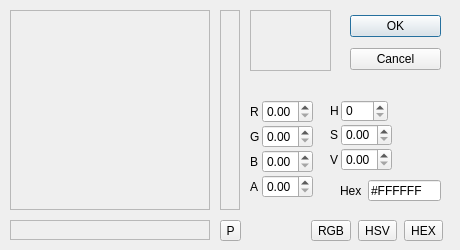
Qt form lib/gii/qt/controls/ColorPicker.ui (tommo/gii) before a commit.
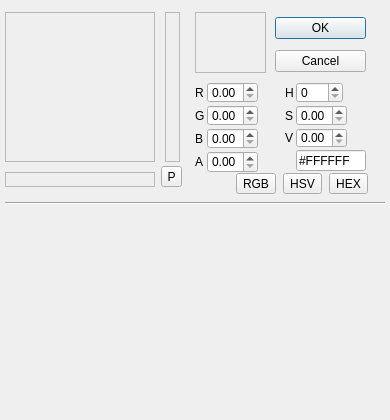
The same form after that commit.

Commit message: add color picker Palette support

Diff of the .ui file:
```diff
--- a/lib/gii/qt/controls/ColorPicker.ui
+++ b/lib/gii/qt/controls/ColorPicker.ui
@@ -6,48 +6,193 @@
    <rect>
     <x>0</x>
     <y>0</y>
-    <width>460</width>
-    <height>250</height>
+    <width>390</width>
+    <height>420</height>
    </rect>
   </property>
+  <property name="sizePolicy">
+   <sizepolicy hsizetype="Preferred" vsizetype="Preferred">
+    <horstretch>0</horstretch>
+    <verstretch>0</verstretch>
+   </sizepolicy>
+  </property>
   <property name="minimumSize">
    <size>
-    <width>460</width>
-    <height>250</height>
+    <width>390</width>
+    <height>420</height>
    </size>
   </property>
   <property name="maximumSize">
    <size>
-    <width>460</width>
-    <height>250</height>
+    <width>390</width>
+    <height>420</height>
    </size>
   </property>
   <property name="windowTitle">
    <string>Form</string>
   </property>
-  <widget class="QFrame" name="containerPreview">
+  <layout class="QVBoxLayout" name="verticalLayout">
+   <property name="spacing">
+    <number>0</number>
+   </property>
+   <property name="leftMargin">
+    <number>5</number>
+   </property>
+   <property name="topMargin">
+    <number>2</number>
+   </property>
+   <property name="rightMargin">
+    <number>5</number>
+   </property>
+   <property name="bottomMargin">
+    <number>5</number>
+   </property>
+   <item>
+    <widget class="QWidget" name="containerTop" native="true">
+     <property name="sizePolicy">
+      <sizepolicy hsizetype="Preferred" vsizetype="Minimum">
+       <horstretch>0</horstretch>
+       <verstretch>0</verstretch>
+      </sizepolicy>
+     </property>
+     <property name="minimumSize">
+      <size>
+       <width>0</width>
+       <height>200</height>
+      </size>
+     </property>
+     <property name="sizeIncrement">
+      <size>
+       <width>0</width>
+       <height>0</height>
+      </size>
+     </property>
+     <widget class="QWidget" name="containerMain" native="true">
    <property name="geometry">
     <rect>
-     <x>250</x>
+        <x>-10</x>
+        <y>0</y>
+        <width>201</width>
+        <height>201</height>
+       </rect>
+      </property>
+      <property name="sizePolicy">
+       <sizepolicy hsizetype="MinimumExpanding" vsizetype="Fixed">
+        <horstretch>0</horstretch>
+        <verstretch>0</verstretch>
+       </sizepolicy>
+      </property>
+      <widget class="QFrame" name="containerColorPlane">
+       <property name="geometry">
+        <rect>
+         <x>10</x>
      <y>10</y>
-     <width>81</width>
-     <height>61</height>
-    </rect>
-   </property>
+         <width>150</width>
+         <height>150</height>
+        </rect>
+       </property>
+       <property name="sizePolicy">
+        <sizepolicy hsizetype="Fixed" vsizetype="Fixed">
+         <horstretch>0</horstretch>
+         <verstretch>0</verstretch>
+        </sizepolicy>
+       </property>
+       <property name="minimumSize">
+        <size>
+         <width>150</width>
+         <height>150</height>
+        </size>
+       </property>
+       <property name="maximumSize">
+        <size>
+         <width>150</width>
+         <height>150</height>
+        </size>
+       </property>
    <property name="frameShape">
     <enum>QFrame::StyledPanel</enum>
    </property>
    <property name="frameShadow">
     <enum>QFrame::Raised</enum>
    </property>
+      </widget>
+      <widget class="QFrame" name="containerHueSlider">
+       <property name="geometry">
+        <rect>
+         <x>170</x>
+         <y>10</y>
+         <width>15</width>
+         <height>150</height>
+        </rect>
+       </property>
+       <property name="minimumSize">
+        <size>
+         <width>15</width>
+         <height>150</height>
+        </size>
+       </property>
+       <property name="maximumSize">
+        <size>
+         <width>15</width>
+         <height>150</height>
+        </size>
+       </property>
+       <property name="frameShape">
+        <enum>QFrame::StyledPanel</enum>
+       </property>
+       <property name="frameShadow">
+        <enum>QFrame::Raised</enum>
+       </property>
+      </widget>
+      <widget class="QFrame" name="containerAlphaSlider">
+       <property name="geometry">
+        <rect>
+         <x>10</x>
+         <y>170</y>
+         <width>150</width>
+         <height>15</height>
+        </rect>
+       </property>
+       <property name="minimumSize">
+        <size>
+         <width>150</width>
+         <height>15</height>
+        </size>
+       </property>
+       <property name="maximumSize">
+        <size>
+         <width>150</width>
+         <height>15</height>
+        </size>
+       </property>
+       <property name="frameShape">
+        <enum>QFrame::StyledPanel</enum>
+       </property>
+       <property name="frameShadow">
+        <enum>QFrame::Raised</enum>
+       </property>
+      </widget>
+      <widget class="QToolButton" name="buttonScreenPick">
+       <property name="geometry">
+        <rect>
+         <x>166</x>
+         <y>164</y>
+         <width>21</width>
+         <height>21</height>
+        </rect>
+       </property>
+       <property name="text">
+        <string>P</string>
+       </property>
+      </widget>
   </widget>
   <widget class="QWidget" name="widget" native="true">
    <property name="geometry">
     <rect>
-     <x>250</x>
-     <y>100</y>
+        <x>190</x>
+        <y>80</y>
      <width>81</width>
-     <height>121</height>
+        <height>91</height>
     </rect>
    </property>
    <layout class="QFormLayout" name="formLayout">
@@ -133,107 +278,19 @@
     </item>
    </layout>
   </widget>
-  <widget class="QWidget" name="widget_2" native="true">
-   <property name="geometry">
-    <rect>
-     <x>330</x>
-     <y>100</y>
-     <width>101</width>
-     <height>71</height>
-    </rect>
-   </property>
-   <layout class="QFormLayout" name="formLayout_2">
-    <property name="fieldGrowthPolicy">
-     <enum>QFormLayout::FieldsStayAtSizeHint</enum>
-    </property>
-    <property name="horizontalSpacing">
-     <number>2</number>
-    </property>
-    <property name="verticalSpacing">
-     <number>2</number>
-    </property>
-    <property name="margin">
-     <number>0</number>
-    </property>
-    <item row="0" column="0">
-     <widget class="QLabel" name="label_5">
-      <property name="text">
-       <string>H</string>
-      </property>
-     </widget>
-    </item>
-    <item row="0" column="1">
-     <widget class="QDoubleSpinBox" name="numH">
-      <property name="decimals">
-       <number>0</number>
-      </property>
-      <property name="maximum">
-       <double>360.000000000000000</double>
-      </property>
-     </widget>
-    </item>
-    <item row="1" column="0">
-     <widget class="QLabel" name="label_6">
-      <property name="text">
-       <string>S</string>
-      </property>
-     </widget>
-    </item>
-    <item row="1" column="1">
-     <widget class="QDoubleSpinBox" name="numS">
-      <property name="maximum">
-       <double>1.000000000000000</double>
-      </property>
-      <property name="singleStep">
-       <double>0.010000000000000</double>
-      </property>
-     </widget>
-    </item>
-    <item row="2" column="1">
-     <widget class="QDoubleSpinBox" name="numV">
-      <property name="maximum">
-       <double>1.000000000000000</double>
-      </property>
-      <property name="singleStep">
-       <double>0.010000000000000</double>
-      </property>
-     </widget>
-    </item>
-    <item row="2" column="0">
-     <widget class="QLabel" name="label_7">
-      <property name="text">
-       <string>V</string>
-      </property>
-     </widget>
-    </item>
-   </layout>
-  </widget>
-  <widget class="QFrame" name="containerPalette">
-   <property name="geometry">
-    <rect>
-     <x>10</x>
-     <y>250</y>
-     <width>441</width>
-     <height>201</height>
-    </rect>
-   </property>
-   <property name="frameShape">
-    <enum>QFrame::StyledPanel</enum>
-   </property>
-   <property name="frameShadow">
-    <enum>QFrame::Raised</enum>
-   </property>
-  </widget>
   <widget class="QWidget" name="layoutWidget">
    <property name="geometry">
     <rect>
-     <x>350</x>
+        <x>270</x>
      <y>10</y>
      <width>91</width>
      <height>66</height>
     </rect>
    </property>
    <layout class="QVBoxLayout" name="groupConfirmButtons">
+       <property name="spacing">
+        <number>-1</number>
+       </property>
     <item>
      <widget class="QPushButton" name="buttonOK">
       <property name="text">
@@ -256,13 +313,29 @@
     </item>
    </layout>
   </widget>
+     <widget class="QFrame" name="containerPreview">
+      <property name="geometry">
+       <rect>
+        <x>190</x>
+        <y>10</y>
+        <width>71</width>
+        <height>61</height>
+       </rect>
+      </property>
+      <property name="frameShape">
+       <enum>QFrame::StyledPanel</enum>
+      </property>
+      <property name="frameShadow">
+       <enum>QFrame::Raised</enum>
+      </property>
+     </widget>
   <widget class="QWidget" name="layoutWidget">
    <property name="geometry">
     <rect>
-     <x>310</x>
-     <y>220</y>
+        <x>230</x>
+        <y>170</y>
      <width>136</width>
-     <height>21</height>
+        <height>23</height>
     </rect>
    </property>
    <layout class="QHBoxLayout" name="groupCopyButtons">
@@ -289,154 +362,193 @@
     </item>
    </layout>
   </widget>
-  <widget class="QWidget" name="containerMain" native="true">
+     <widget class="QWidget" name="widget_2" native="true">
    <property name="geometry">
     <rect>
-     <x>0</x>
-     <y>0</y>
-     <width>251</width>
-     <height>251</height>
-    </rect>
-   </property>
-   <property name="sizePolicy">
-    <sizepolicy hsizetype="Preferred" vsizetype="Preferred">
-     <horstretch>0</horstretch>
-     <verstretch>0</verstretch>
-    </sizepolicy>
-   </property>
-   <widget class="QFrame" name="containerColorPlane">
-    <property name="geometry">
-     <rect>
-      <x>10</x>
-      <y>10</y>
-      <width>200</width>
-      <height>200</height>
-     </rect>
-    </property>
-    <property name="sizePolicy">
-     <sizepolicy hsizetype="Fixed" vsizetype="Fixed">
-      <horstretch>0</horstretch>
-      <verstretch>0</verstretch>
-     </sizepolicy>
-    </property>
-    <property name="minimumSize">
-     <size>
-      <width>200</width>
-      <height>200</height>
-     </size>
-    </property>
-    <property name="maximumSize">
-     <size>
-      <width>200</width>
-      <height>200</height>
-     </size>
-    </property>
-    <property name="frameShape">
-     <enum>QFrame::StyledPanel</enum>
-    </property>
-    <property name="frameShadow">
-     <enum>QFrame::Raised</enum>
-    </property>
-   </widget>
-   <widget class="QFrame" name="containerHueSlider">
-    <property name="geometry">
-     <rect>
-      <x>220</x>
-      <y>10</y>
-      <width>20</width>
-      <height>200</height>
-     </rect>
-    </property>
-    <property name="minimumSize">
-     <size>
-      <width>20</width>
-      <height>200</height>
-     </size>
-    </property>
-    <property name="maximumSize">
-     <size>
-      <width>20</width>
-      <height>200</height>
-     </size>
-    </property>
-    <property name="frameShape">
-     <enum>QFrame::StyledPanel</enum>
-    </property>
-    <property name="frameShadow">
-     <enum>QFrame::Raised</enum>
-    </property>
-   </widget>
-   <widget class="QFrame" name="containerAlphaSlider">
-    <property name="geometry">
-     <rect>
-      <x>10</x>
-      <y>220</y>
-      <width>200</width>
-      <height>20</height>
-     </rect>
-    </property>
-    <property name="minimumSize">
-     <size>
-      <width>200</width>
-      <height>20</height>
-     </size>
-    </property>
-    <property name="maximumSize">
-     <size>
-      <width>200</width>
-      <height>20</height>
-     </size>
-    </property>
-    <property name="frameShape">
-     <enum>QFrame::StyledPanel</enum>
-    </property>
-    <property name="frameShadow">
-     <enum>QFrame::Raised</enum>
-    </property>
-   </widget>
-   <widget class="QToolButton" name="buttonScreenPick">
-    <property name="geometry">
-     <rect>
-      <x>220</x>
-      <y>220</y>
-      <width>21</width>
-      <height>21</height>
-     </rect>
-    </property>
-    <property name="text">
-     <string>P</string>
-    </property>
-   </widget>
-  </widget>
-  <widget class="QWidget" name="">
-   <property name="geometry">
-    <rect>
-     <x>340</x>
-     <y>180</y>
-     <width>101</width>
-     <height>21</height>
-    </rect>
-   </property>
-   <layout class="QFormLayout" name="formLayout_3">
+        <x>280</x>
+        <y>80</y>
+        <width>81</width>
+        <height>91</height>
+       </rect>
+      </property>
+      <layout class="QFormLayout" name="formLayout_2">
     <property name="fieldGrowthPolicy">
      <enum>QFormLayout::FieldsStayAtSizeHint</enum>
     </property>
+       <property name="horizontalSpacing">
+        <number>2</number>
+       </property>
+       <property name="verticalSpacing">
+        <number>2</number>
+       </property>
+       <property name="margin">
+        <number>0</number>
+       </property>
+       <item row="0" column="0">
+        <widget class="QLabel" name="label_5">
+         <property name="text">
+          <string>H</string>
+         </property>
+        </widget>
+       </item>
     <item row="0" column="1">
+        <widget class="QDoubleSpinBox" name="numH">
+         <property name="decimals">
+          <number>0</number>
+         </property>
+         <property name="maximum">
+          <double>360.000000000000000</double>
+         </property>
+        </widget>
+       </item>
+       <item row="1" column="0">
+        <widget class="QLabel" name="label_6">
+         <property name="text">
+          <string>S</string>
+         </property>
+        </widget>
+       </item>
+       <item row="1" column="1">
+        <widget class="QDoubleSpinBox" name="numS">
+         <property name="maximum">
+          <double>1.000000000000000</double>
+         </property>
+         <property name="singleStep">
+          <double>0.010000000000000</double>
+         </property>
+        </widget>
+       </item>
+       <item row="2" column="1">
+        <widget class="QDoubleSpinBox" name="numV">
+         <property name="maximum">
+          <double>1.000000000000000</double>
+         </property>
+         <property name="singleStep">
+          <double>0.010000000000000</double>
+         </property>
+        </widget>
+       </item>
+       <item row="2" column="0">
+        <widget class="QLabel" name="label_7">
+         <property name="text">
+          <string>V</string>
+         </property>
+        </widget>
+       </item>
+       <item row="4" column="1">
+        <spacer name="verticalSpacer">
+         <property name="orientation">
+          <enum>Qt::Vertical</enum>
+         </property>
+         <property name="sizeHint" stdset="0">
+          <size>
+           <width>20</width>
+           <height>40</height>
+          </size>
+         </property>
+        </spacer>
+       </item>
+       <item row="3" column="1">
      <widget class="QLineEdit" name="textHex">
       <property name="text">
        <string>#FFFFFF</string>
       </property>
      </widget>
     </item>
-    <item row="0" column="0">
-     <widget class="QLabel" name="label_8">
-      <property name="text">
-       <string>Hex</string>
+      </layout>
+     </widget>
+    </widget>
+   </item>
+   <item>
+    <widget class="Line" name="line">
+     <property name="orientation">
+      <enum>Qt::Horizontal</enum>
       </property>
      </widget>
     </item>
-   </layout>
-  </widget>
+   <item>
+    <widget class="QWidget" name="containerPalette" native="true">
+     <property name="sizePolicy">
+      <sizepolicy hsizetype="Preferred" vsizetype="Expanding">
+       <horstretch>0</horstretch>
+       <verstretch>0</verstretch>
+      </sizepolicy>
+     </property>
+     <widget class="QWidget" name="containerToolbar" native="true">
+      <property name="geometry">
+       <rect>
+        <x>0</x>
+        <y>0</y>
+        <width>380</width>
+        <height>20</height>
+       </rect>
+      </property>
+      <property name="sizePolicy">
+       <sizepolicy hsizetype="Expanding" vsizetype="Fixed">
+        <horstretch>0</horstretch>
+        <verstretch>0</verstretch>
+       </sizepolicy>
+      </property>
+      <property name="minimumSize">
+       <size>
+        <width>0</width>
+        <height>20</height>
+       </size>
+      </property>
+      <property name="maximumSize">
+       <size>
+        <width>16777215</width>
+        <height>20</height>
+       </size>
+      </property>
+     </widget>
+     <widget class="QWidget" name="containerItems" native="true">
+      <property name="geometry">
+       <rect>
+        <x>127</x>
+        <y>20</y>
+        <width>253</width>
+        <height>193</height>
+       </rect>
+      </property>
+      <property name="sizePolicy">
+       <sizepolicy hsizetype="Preferred" vsizetype="Preferred">
+        <horstretch>1</horstretch>
+        <verstretch>0</verstretch>
+       </sizepolicy>
+      </property>
+      <property name="minimumSize">
+       <size>
+        <width>200</width>
+        <height>0</height>
+       </size>
+      </property>
+     </widget>
+     <widget class="QWidget" name="containerCategory" native="true">
+      <property name="geometry">
+       <rect>
+        <x>0</x>
+        <y>20</y>
+        <width>120</width>
+        <height>193</height>
+       </rect>
+      </property>
+      <property name="sizePolicy">
+       <sizepolicy hsizetype="Preferred" vsizetype="Preferred">
+        <horstretch>0</horstretch>
+        <verstretch>0</verstretch>
+       </sizepolicy>
+      </property>
+      <property name="minimumSize">
+       <size>
+        <width>120</width>
+        <height>0</height>
+       </size>
+      </property>
+     </widget>
+    </widget>
+   </item>
+  </layout>
  </widget>
  <tabstops>
   <tabstop>buttonOK</tabstop>
```
Left out of the diff: 1 changed line with no effect on the pictures. Lines whose indentation alone changed are shown as unchanged. The commit also changes 4 other files.
